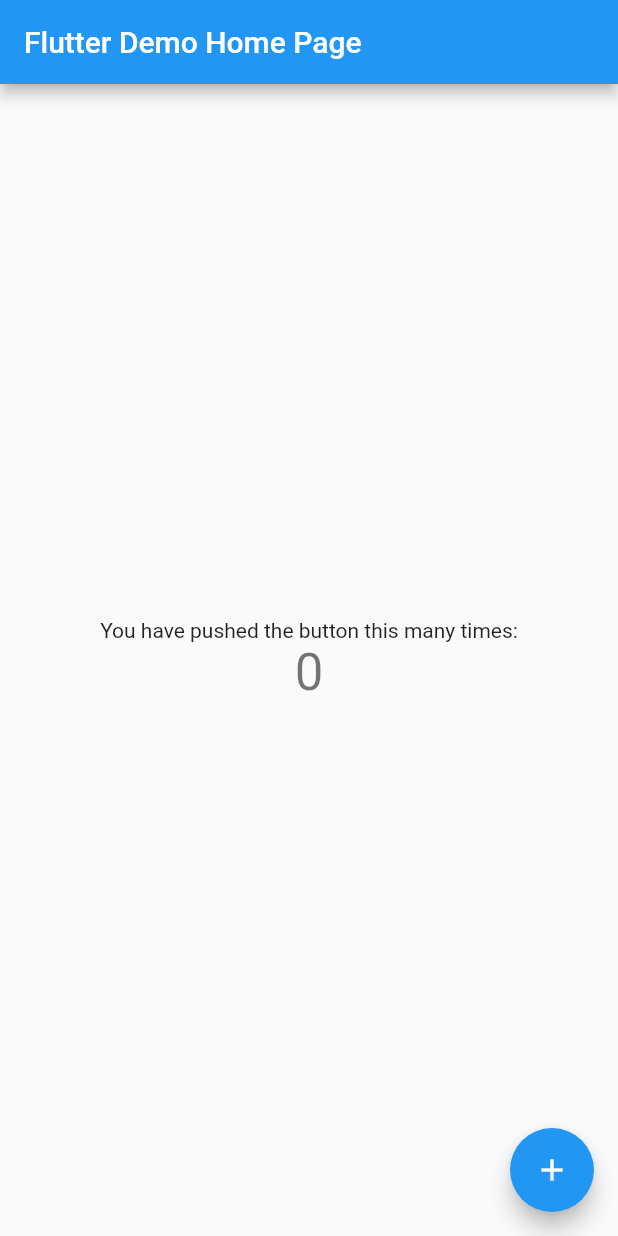
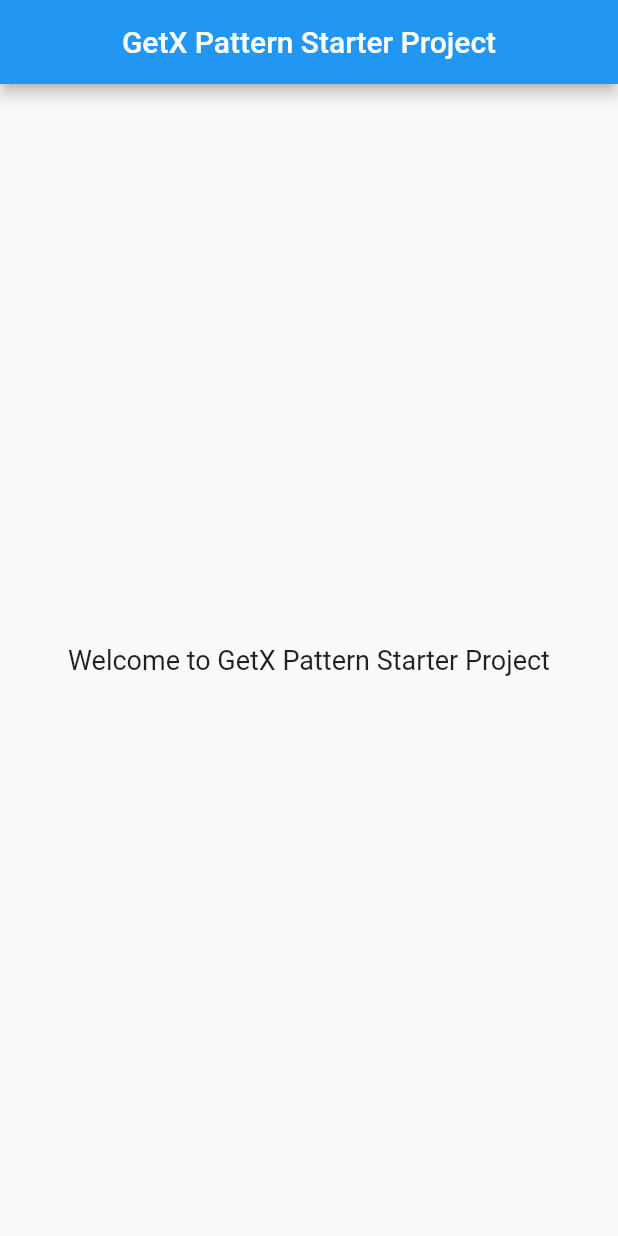
Before and after one commit to pinedamg/getx_pattern_starter_project_template, a Flutter app: the screen it shows after launch, on a phone screen of 412 x 824 dp. Run offline on Flutter 3.47's test engine with Material 2 defaults, Android fonts, the phone set to English and light mode, and no system bars; our stand-ins replace get.

Commit message:
Updated Reademe, Added Base Packages and Views

```diff
--- /dev/null
+++ b/lib/app/modules/home/views/home_view.dart
@@ -0,0 +1,21 @@
+import 'package:flutter/material.dart';
+import 'package:get/get.dart';
+import 'package:getx_pattern_starter_project_template/app/modules/home/controllers/home_controller.dart';
+
+class HomeView extends GetView<HomeController> {
+  @override
+  Widget build(BuildContext context) {
+    return Scaffold(
+      appBar: AppBar(
+        title: Text('GetX Pattern Starter Project'),
+        centerTitle: true,
+      ),
+      body: Center(
+        child: Text(
+          'Welcome to GetX Pattern Starter Project',
+          style: TextStyle(fontSize: 18),
+        ),
+      ),
+    );
+  }
+}
--- a/lib/main.dart
+++ b/lib/main.dart
@@ -1,113 +1,13 @@
 import 'package:flutter/material.dart';
+import 'package:get/get.dart';
+import 'app/routes/app_pages.dart';
 
 void main() {
-  runApp(MyApp());
+  runApp(
+    GetMaterialApp(
+      title: "Application",
+      initialRoute: AppPages.INITIAL,
+      getPages: AppPages.routes,
+    ),
+  );
 }
-
-class MyApp extends StatelessWidget {
-  // This widget is the root of your application.
-  @override
-  Widget build(BuildContext context) {
-    return MaterialApp(
-      title: 'Flutter Demo',
-      theme: ThemeData(
-        // This is the theme of your application.
-        //
-        // Try running your application with "flutter run". You'll see the
-        // application has a blue toolbar. Then, without quitting the app, try
-        // changing the primarySwatch below to Colors.green and then invoke
-        // "hot reload" (press "r" in the console where you ran "flutter run",
-        // or simply save your changes to "hot reload" in a Flutter IDE).
-        // Notice that the counter didn't reset back to zero; the application
-        // is not restarted.
-        primarySwatch: Colors.blue,
-      ),
-      home: MyHomePage(title: 'Flutter Demo Home Page'),
-    );
-  }
-}
-
-class MyHomePage extends StatefulWidget {
-  MyHomePage({Key? key, required this.title}) : super(key: key);
-
-  // This widget is the home page of your application. It is stateful, meaning
-  // that it has a State object (defined below) that contains fields that affect
-  // how it looks.
-
-  // This class is the configuration for the state. It holds the values (in this
-  // case the title) provided by the parent (in this case the App widget) and
-  // used by the build method of the State. Fields in a Widget subclass are
-  // always marked "final".
-
-  final String title;
-
-  @override
-  _MyHomePageState createState() => _MyHomePageState();
-}
-
-class _MyHomePageState extends State<MyHomePage> {
-  int _counter = 0;
-
-  void _incrementCounter() {
-    setState(() {
-      // This call to setState tells the Flutter framework that something has
-      // changed in this State, which causes it to rerun the build method below
-      // so that the display can reflect the updated values. If we changed
-      // _counter without calling setState(), then the build method would not be
-      // called again, and so nothing would appear to happen.
-      _counter++;
-    });
-  }
-
-  @override
-  Widget build(BuildContext context) {
-    // This method is rerun every time setState is called, for instance as done
-    // by the _incrementCounter method above.
-    //
-    // The Flutter framework has been optimized to make rerunning build methods
-    // fast, so that you can just rebuild anything that needs updating rather
-    // than having to individually change instances of widgets.
-    return Scaffold(
-      appBar: AppBar(
-        // Here we take the value from the MyHomePage object that was created by
-        // the App.build method, and use it to set our appbar title.
-        title: Text(widget.title),
-      ),
-      body: Center(
-        // Center is a layout widget. It takes a single child and positions it
-        // in the middle of the parent.
-        child: Column(
-          // Column is also a layout widget. It takes a list of children and
-          // arranges them vertically. By default, it sizes itself to fit its
-          // children horizontally, and tries to be as tall as its parent.
-          //
-          // Invoke "debug painting" (press "p" in the console, choose the
-          // "Toggle Debug Paint" action from the Flutter Inspector in Android
-          // Studio, or the "Toggle Debug Paint" command in Visual Studio Code)
-          // to see the wireframe for each widget.
-          //
-          // Column has various properties to control how it sizes itself and
-          // how it positions its children. Here we use mainAxisAlignment to
-          // center the children vertically; the main axis here is the vertical
-          // axis because Columns are vertical (the cross axis would be
-          // horizontal).
-          mainAxisAlignment: MainAxisAlignment.center,
-          children: <Widget>[
-            Text(
-              'You have pushed the button this many times:',
-            ),
-            Text(
-              '$_counter',
-              style: Theme.of(context).textTheme.headline4,
-            ),
-          ],
-        ),
-      ),
-      floatingActionButton: FloatingActionButton(
-        onPressed: _incrementCounter,
-        tooltip: 'Increment',
-        child: Icon(Icons.add),
-      ), // This trailing comma makes auto-formatting nicer for build methods.
-    );
-  }
-}
```
Also changed, not shown: lib/app/modules/home/bindings/home_binding.dart (added, +11 -0 lines), lib/app/modules/home/controllers/home_controller.dart (added, +20 -0 lines), lib/app/routes/app_pages.dart (added, +19 -0 lines), lib/app/routes/app_routes.dart (added, +12 -0 lines), pubspec.yaml (+5 -62 lines), pubspec.lock, 1 other file.
